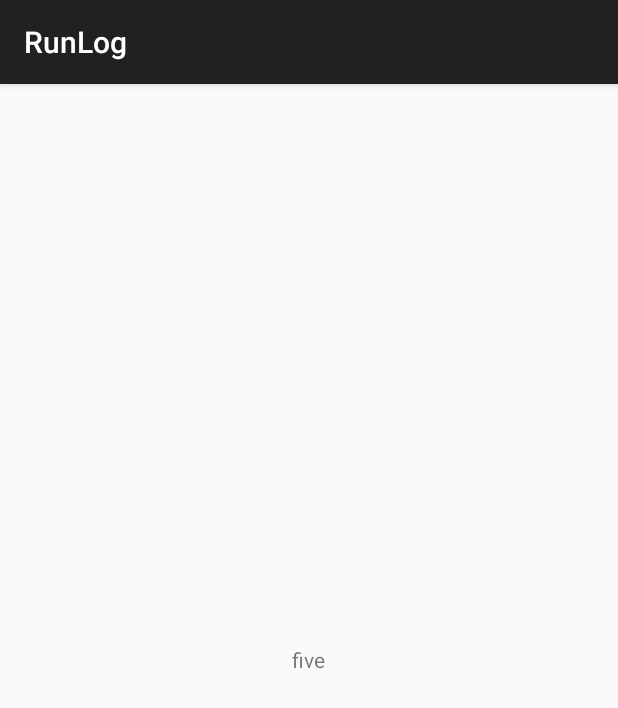
After one commit to jdbaudean/CMSC495-running-app, an Android app: the fragment FragmentFive shown on its own in the app's theme, on a phone screen of 412 x 824 dp. The commit adds this screen. Shown: the top 708 px of the screen. Run offline under Robolectric (Android 15) with nearby library versions, the phone set to English and light mode, and no system bars.

Commit message:
Fragment Files Added
Java and XML files created for each of the 5 fragments

```diff
--- /dev/null
+++ b/RunLogProject/RunLog/src/main/java/umuc/cmsc495/runlog/FragmentFive.java
@@ -0,0 +1,24 @@
+package umuc.cmsc495.runlog;
+
+import android.content.Context;
+import android.os.Bundle;
+import android.support.v4.app.Fragment;
+import android.view.LayoutInflater;
+import android.view.View;
+import android.view.ViewGroup;
+
+public class FragmentFive extends Fragment {
+
+    public static Fragment newInstance(Context context) {
+        FragmentFive f = new FragmentFive();
+
+        return f;
+    }
+
+    @Override
+    public View onCreateView(LayoutInflater inflater, ViewGroup container,Bundle savedInstanceState) {
+        ViewGroup root = (ViewGroup) inflater.inflate(R.layout.fragment_five, null);
+        return root;
+    }
+
+}
--- /dev/null
+++ b/RunLogProject/RunLog/src/main/res/layout/fragment_five.xml
@@ -0,0 +1,15 @@
+<?xml version="1.0" encoding="utf-8"?>
+<RelativeLayout xmlns:android="http://schemas.android.com/apk/res/android"
+    android:layout_width="match_parent"
+    android:layout_height="match_parent"
+    android:orientation="vertical" >
+
+    <TextView
+        android:id="@+id/textView1"
+        android:layout_width="wrap_content"
+        android:layout_height="wrap_content"
+        android:layout_centerHorizontal="true"
+        android:layout_centerVertical="true"
+        android:text="five" />
+
+</RelativeLayout>
```
Also changed, not shown: RunLogProject/RunLog/src/main/java/umuc/cmsc495/runlog/FragmentFour.java (added, +24 -0 lines), RunLogProject/RunLog/src/main/java/umuc/cmsc495/runlog/FragmentOne.java (added, +25 -0 lines), RunLogProject/RunLog/src/main/java/umuc/cmsc495/runlog/FragmentThree.java (added, +24 -0 lines), RunLogProject/RunLog/src/main/java/umuc/cmsc495/runlog/FragmentTwo.java (added, +24 -0 lines), RunLogProject/RunLog/src/main/java/umuc/cmsc495/runlog/MainActivity.java (+4 -8 lines), RunLogProject/RunLog/src/main/res/layout/fragment_four.xml (added, +15 -0 lines), RunLogProject/RunLog/src/main/res/layout/fragment_one.xml (added, +15 -0 lines), RunLogProject/RunLog/src/main/res/layout/fragment_three.xml (added, +15 -0 lines), RunLogProject/RunLog/src/main/res/layout/fragment_two.xml (added, +15 -0 lines), 1 other file.
